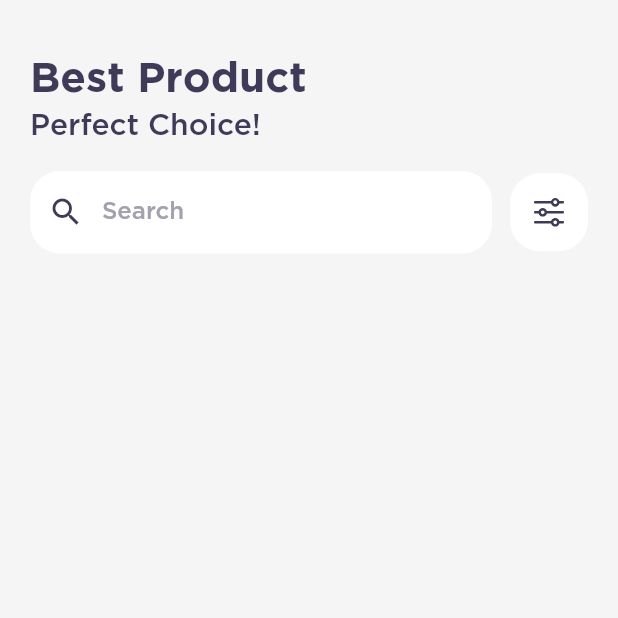
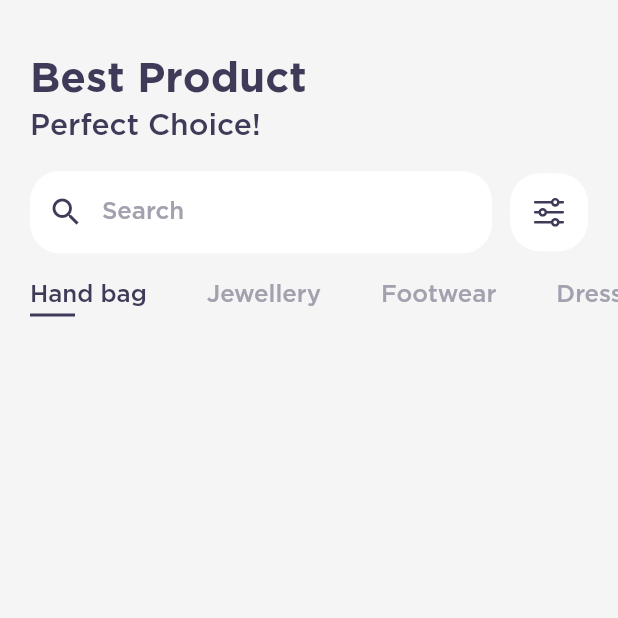
Before and after one commit to Adithya-13/Eago, a Flutter app: the DashboardPage screen opened directly, on a phone screen of 412 x 824 dp, the top half of it. Run offline on Flutter 3.47's test engine with Material 2 defaults, Android fonts, the light colour scheme and no system bars; our stand-ins replace auto_size_text, bloc, carousel_slider, flutter_bloc, flutter_svg, get_storage; accounts and stored records are empty.

Commit message:
create categories list

```diff
--- a/lib/presentation/pages/dashboard_page.dart
+++ b/lib/presentation/pages/dashboard_page.dart
@@ -8,6 +8,9 @@ class DashboardPage extends StatefulWidget {
 }
 
 class _DashboardPageState extends State<DashboardPage> {
+  final List<String> categories = ["Hand bag", "Jewellery", "Footwear", "Dresses"];
+  int selectedCategory = 0;
+
   @override
   Widget build(BuildContext context) {
     return Scaffold(
@@ -18,6 +21,7 @@ class _DashboardPageState extends State<DashboardPage> {
             children: [
               _header(),
               _search(),
+              _categories(),
             ],
           ),
         ),
@@ -82,4 +86,49 @@ class _DashboardPageState extends State<DashboardPage> {
       ),
     );
   }
+
+  _categories(){
+    return Container(
+      height: 24,
+      margin: EdgeInsets.symmetric(vertical: 20),
+      child: StatefulBuilder(
+        builder: (context, categorySetState) {
+          return ListView.builder(
+            scrollDirection: Axis.horizontal,
+            itemCount: categories.length,
+            itemBuilder: (context, index) => buildCategory(index, categorySetState),
+          );
+        }
+      ),
+    );
+  }
+
+
+  Widget buildCategory(int index, Function(void Function()) categorySetState) {
+    return GestureDetector(
+      onTap: () {
+        categorySetState(() {
+          selectedCategory = index;
+        });
+      },
+      child: Padding(
+        padding: const EdgeInsets.symmetric(horizontal: 20),
+        child: Column(
+          crossAxisAlignment: CrossAxisAlignment.start,
+          children: <Widget>[
+            Text(
+              categories[index],
+              style: selectedCategory == index ? AppTheme.text1.withDeepBlue : AppTheme.text1,
+            ),
+            Container(
+              margin: EdgeInsets.only(top: 20 / 4), //top padding 5
+              height: 2,
+              width: 30,
+              color: selectedCategory == index ? AppTheme.deepBlue : Colors.transparent,
+            )
+          ],
+        ),
+      ),
+    );
+  }
 }
```
